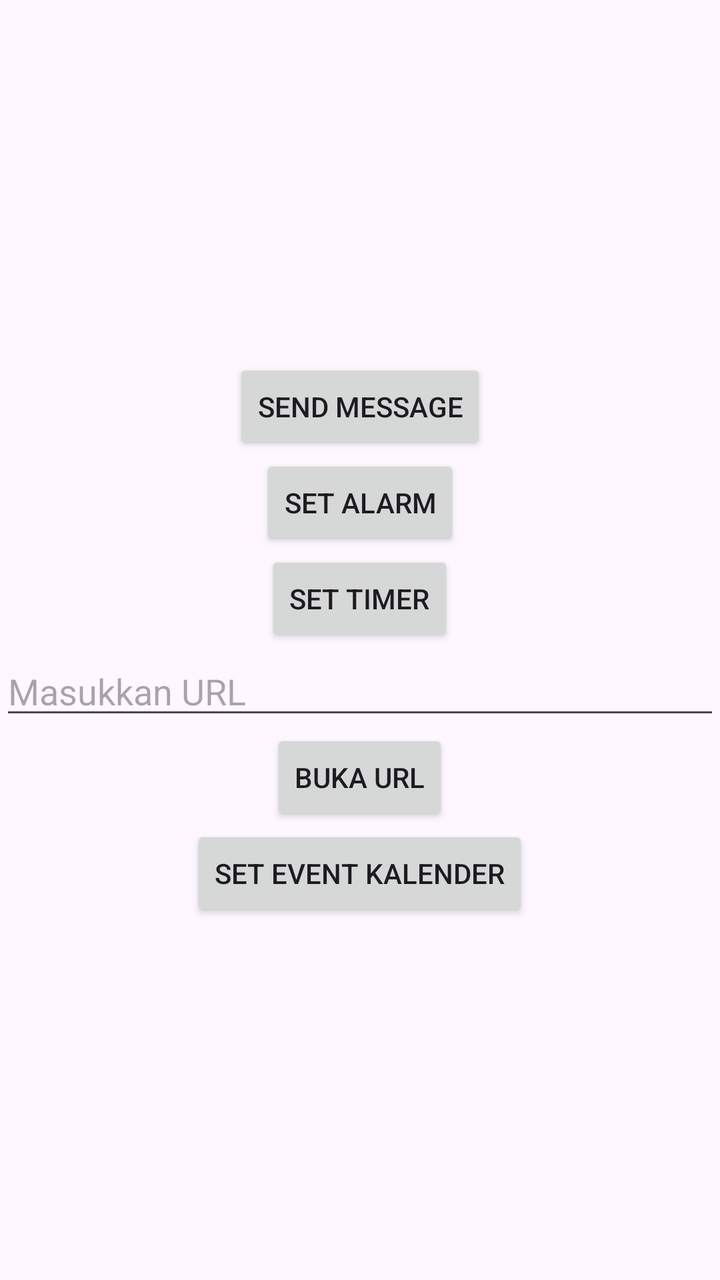
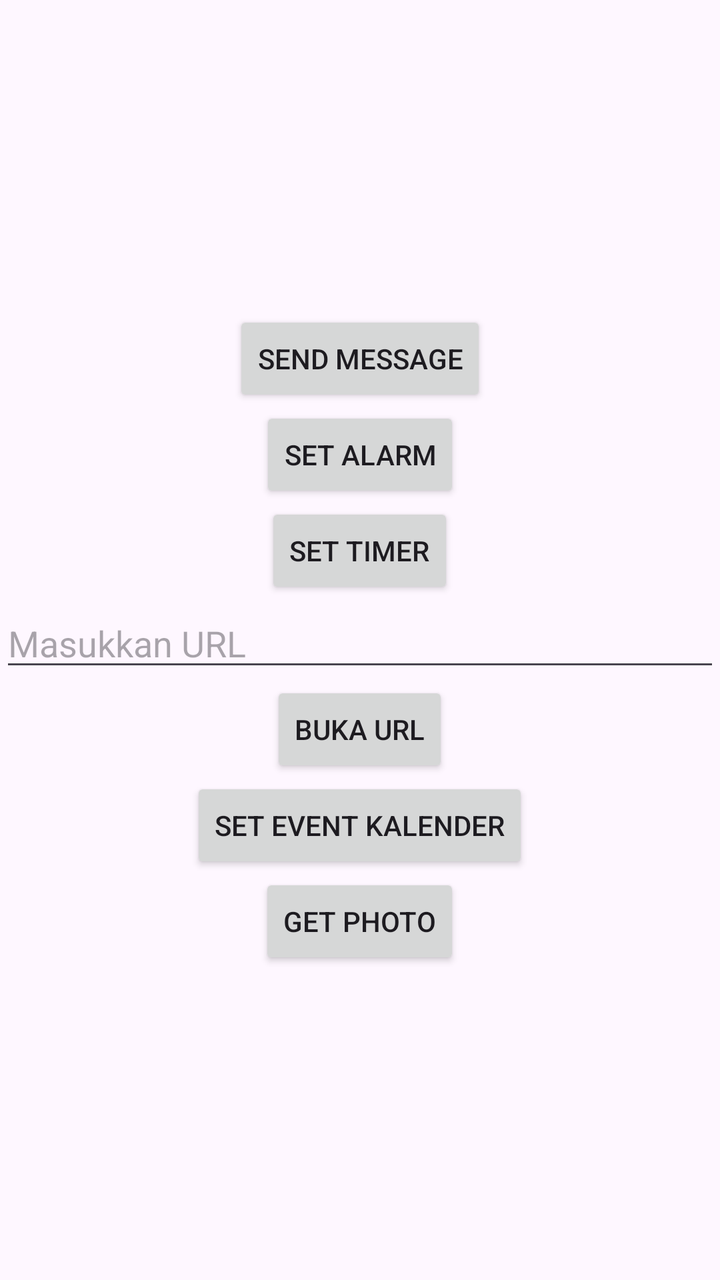

Before-and-after screenshots of an Android layout around one commit, followed by the original layout XML and the change that was made.
<!-- AndroidManifest.xml: application theme Theme.ImplisitIntent -->
<!-- res/layout/activity_main.xml -->
<?xml version="1.0" encoding="utf-8"?>
<LinearLayout xmlns:android="http://schemas.android.com/apk/res/android"
    xmlns:app="http://schemas.android.com/apk/res-auto"
    xmlns:tools="http://schemas.android.com/tools"
    android:id="@+id/main"
    android:layout_width="match_parent"
    android:layout_height="match_parent"
    android:orientation="vertical"
    android:gravity="center"
    android:layout_margin="8dp"
    tools:context=".MainActivity">

    <Button
        android:layout_width="wrap_content"
        android:layout_height="wrap_content"
        android:text="Send Message"
        android:id="@+id/btnKirimPesan"/>

    <Button
        android:layout_width="wrap_content"
        android:layout_height="wrap_content"
        android:text="Set Alarm"
        android:id="@+id/btnSetAlarm"/>

    <Button
        android:layout_width="wrap_content"
        android:layout_height="wrap_content"
        android:text="Set Timer"
        android:id="@+id/btnSetTimer"/>

    <EditText
        android:layout_width="match_parent"
        android:layout_height="wrap_content"
        android:hint="Masukkan URL"
        android:id="@+id/etURL"/>

    <Button
        android:layout_width="wrap_content"
        android:layout_height="wrap_content"
        android:text="Buka URL"
        android:id="@+id/btnOpenURL"/>

    <Button
        android:layout_width="wrap_content"
        android:layout_height="wrap_content"
        android:text="Set Event Kalender"
        android:id="@+id/btnSetEvent" />

</LinearLayout>
<!-- resources referenced by this layout -->
<resources>
  <style name="Theme.ImplisitIntent" parent="Base.Theme.ImplisitIntent" />
  <style name="Base.Theme.ImplisitIntent" parent="Theme.Material3.DayNight.NoActionBar">
          
          
      </style>
</resources>

<!-- the commit's change to res/layout/activity_main.xml (unified diff, before → after) -->
@@ -46,4 +46,15 @@
         android:text="Set Event Kalender"
         android:id="@+id/btnSetEvent" />
 
+    <Button
+        android:layout_width="wrap_content"
+        android:layout_height="wrap_content"
+        android:text="Get Photo"
+        android:id="@+id/btnGetPhoto" />
+
+    <ImageView
+        android:layout_width="match_parent"
+        android:layout_height="wrap_content"
+        android:id="@+id/ivHasil" />
+
 </LinearLayout>
